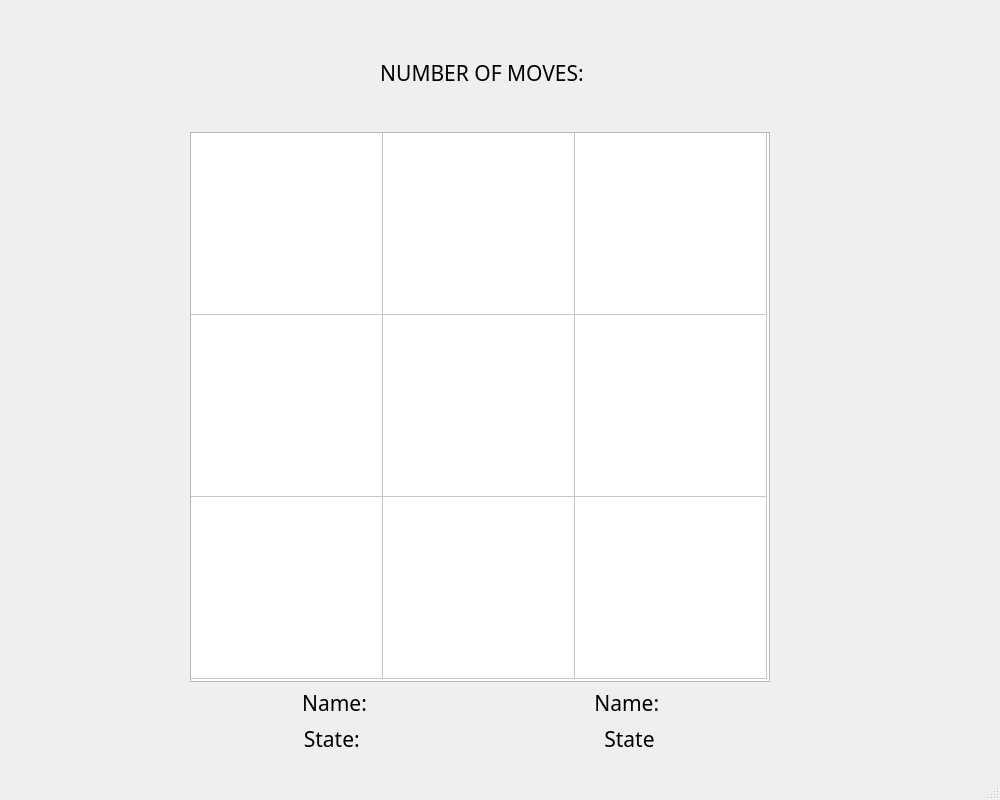
Qt form W_TTT_UI.ui (adhamhamdy3/Word-Tic-Tac-Toe) before a commit.
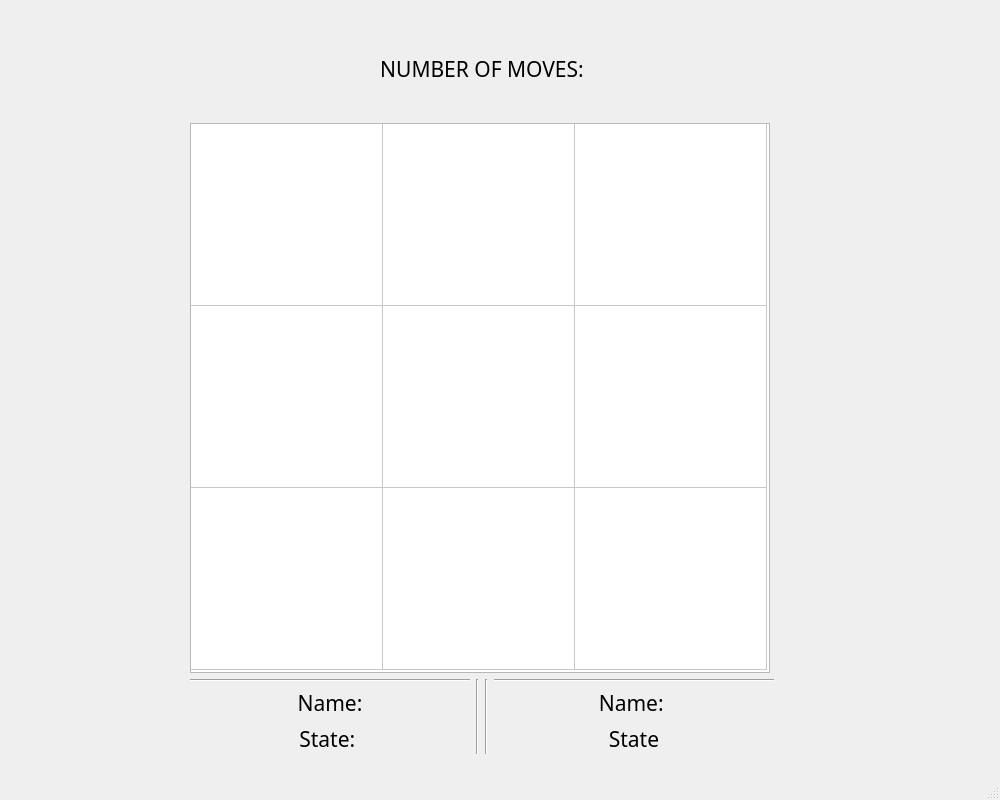
The same form after that commit.

Commit message: no getSymbol needed

Patch:
```diff
--- a/W_TTT_UI.ui
+++ b/W_TTT_UI.ui
@@ -226,6 +226,13 @@
       <layout class="QHBoxLayout" name="horizontalLayout">
        <item>
         <layout class="QVBoxLayout" name="verticalLayout_2">
+         <item>
+          <widget class="Line" name="line">
+           <property name="orientation">
+            <enum>Qt::Orientation::Horizontal</enum>
+           </property>
+          </widget>
+         </item>
          <item>
           <widget class="QLabel" name="name1Label">
            <property name="font">
@@ -260,8 +267,29 @@
          </item>
         </layout>
        </item>
+       <item>
+        <widget class="Line" name="line_3">
+         <property name="orientation">
+          <enum>Qt::Orientation::Vertical</enum>
+         </property>
+        </widget>
+       </item>
+       <item>
+        <widget class="Line" name="line_4">
+         <property name="orientation">
+          <enum>Qt::Orientation::Vertical</enum>
+         </property>
+        </widget>
+       </item>
        <item>
         <layout class="QVBoxLayout" name="verticalLayout_3">
+         <item>
+          <widget class="Line" name="line_2">
+           <property name="orientation">
+            <enum>Qt::Orientation::Horizontal</enum>
+           </property>
+          </widget>
+         </item>
          <item>
           <widget class="QLabel" name="name2Label">
            <property name="font">
```
The commit also changes 1 other file.
